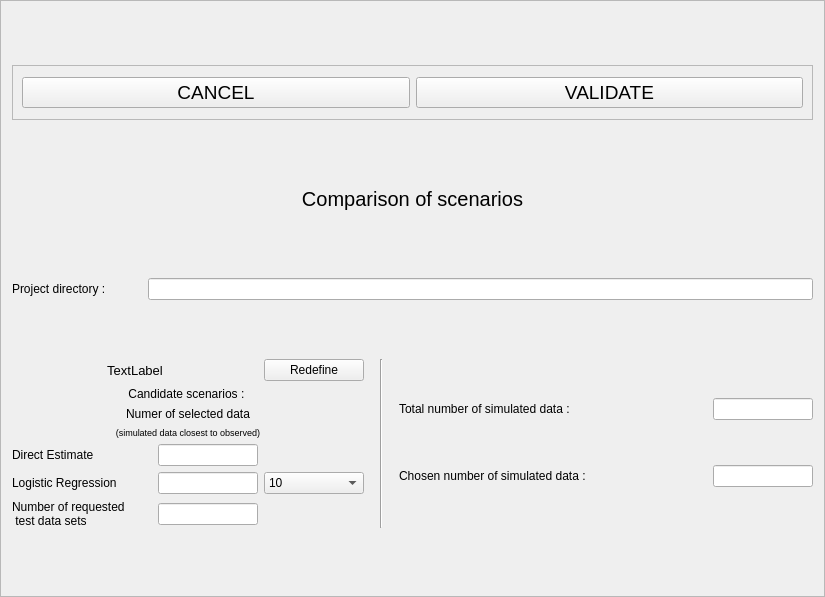
Before: the Qt Designer form python_interface/uis/setupComparisonEvaluation.ui in cbgp/diyabc, drawn with Qt 5.
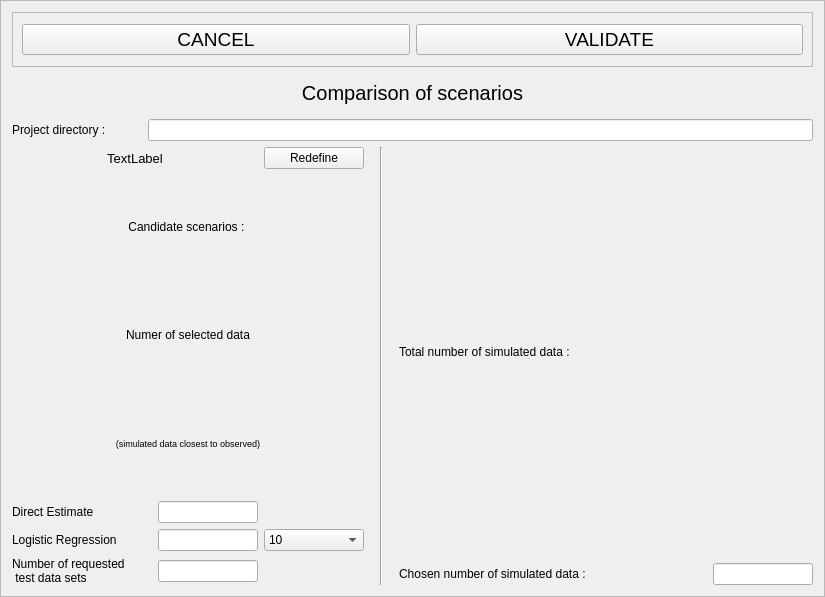
After: the same form once the commit is applied.

Diff of the .ui file:
```diff
--- a/python_interface/uis/setupComparisonEvaluation.ui
+++ b/python_interface/uis/setupComparisonEvaluation.ui
@@ -459,25 +459,6 @@
          </property>
         </widget>
        </item>
-       <item row="3" column="3">
-        <widget class="QLineEdit" name="totNumSimEdit">
-         <property name="minimumSize">
-          <size>
-           <width>100</width>
-           <height>0</height>
-          </size>
-         </property>
-         <property name="maximumSize">
-          <size>
-           <width>100</width>
-           <height>16777215</height>
-          </size>
-         </property>
-         <property name="readOnly">
-          <bool>true</bool>
-         </property>
-        </widget>
-       </item>
        <item row="4" column="3">
         <widget class="QLineEdit" name="cnosdEdit">
          <property name="minimumSize">
@@ -494,6 +475,13 @@
          </property>
         </widget>
        </item>
+       <item row="3" column="3">
+        <widget class="QLabel" name="totNumSimLabel">
+         <property name="text">
+          <string/>
+         </property>
+        </widget>
+       </item>
       </layout>
      </item>
     </layout>
```
